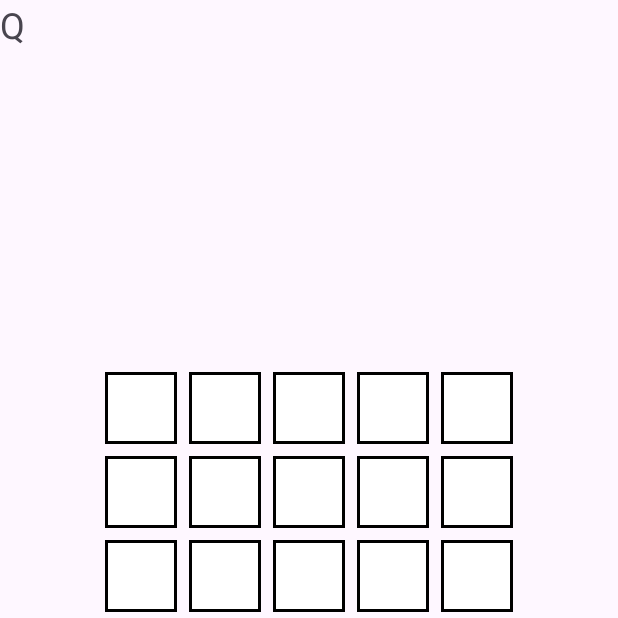
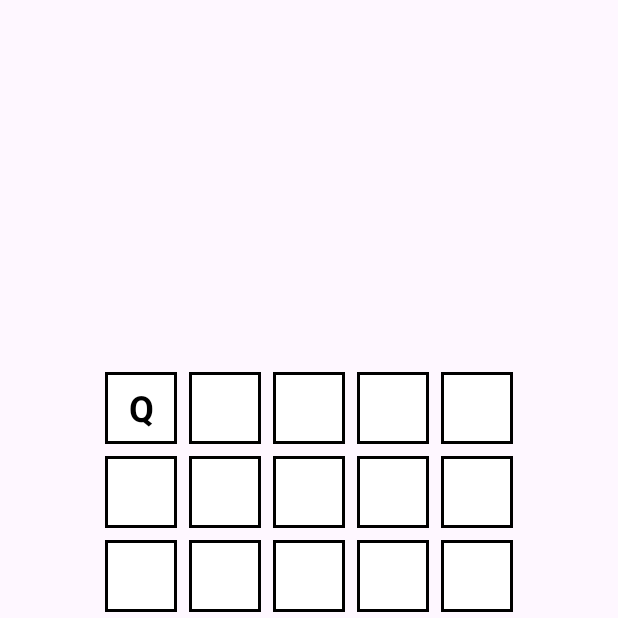
Before and after one commit to YaliMeron/Project, an Android app: the screen it shows after launch (MainActivity), after a tap on an icon or button, on a phone screen of 412 x 824 dp, the top half of it. Run offline under Robolectric (Android 15) with nearby library versions, the phone set to English and light mode, and no system bars.

Commit message:
with java

```diff
--- a/app/src/main/java/com/example/first/MainActivity.java
+++ b/app/src/main/java/com/example/first/MainActivity.java
@@ -1,69 +1,111 @@
 package com.example.first;
 
+import android.graphics.Color;
 import android.os.Bundle;
 import android.widget.Button;
 import android.widget.TextView;
+import android.widget.Toast;
+
 import androidx.appcompat.app.AppCompatActivity;
 
 public class MainActivity extends AppCompatActivity {
-    private TextView inputTextView;
-    private StringBuilder currentInput = new StringBuilder();
-    private static final int MAX_WORD_LENGTH = 5;
+    private final String ANSWER = "WATER";
+    private StringBuilder currentGuess = new StringBuilder();
+    private int row = 0;
+    private TextView[][] grid = new TextView[6][5];
+    private Button[] keyboardButtons = new Button[26];
 
     @Override
     protected void onCreate(Bundle savedInstanceState) {
         super.onCreate(savedInstanceState);
-        setContentView(R.layout.activity_main); // Make sure your XML file matches this
+        setContentView(R.layout.activity_main);
 
-        inputTextView = findViewById(R.id.wordInput);
-        setupKeyboard();
+        initializeGrid();
+        initializeKeyboard();
     }
 
-    private void setupKeyboard() {
-        String letters = "ABCDEFGHIJKLMNOPQRSTUVWXYZ";
-
-        for (char letter : letters.toCharArray()) {
-            int buttonId = getResources().getIdentifier("btn" + letter, "id", getPackageName());
-            if (buttonId != 0) {
-                Button button = findViewById(buttonId);
-                if (button != null) {
-                    button.setOnClickListener(v -> onLetterClick(letter));
+    private void initializeGrid() {
+        for (int r = 0; r < 6; r++) {
+            for (int c = 0; c < 5; c++) {
+                String tileId = "tile_" + r + c;
+                int resId = getResources().getIdentifier(tileId, "id", getPackageName());
+                grid[r][c] = findViewById(resId);
             }
         }
     }
 
-        findViewById(R.id.btnEnter).setOnClickListener(v -> onEnterClick());
-        findViewById(R.id.btnBackspace).setOnClickListener(v -> onBackspaceClick());
+    private void initializeKeyboard() {
+        String keys = "QWERTYUIOPASDFGHJKLZXCVBNM";
+        for (int i = 0; i < keys.length(); i++) {
+            String buttonId = "btn" + keys.charAt(i);
+            int resId = getResources().getIdentifier(buttonId, "id", getPackageName());
+            keyboardButtons[i] = findViewById(resId);
+            final int index = i;
+            keyboardButtons[i].setOnClickListener(v -> addLetter(keys.charAt(index)));
         }
 
-    private void onLetterClick(char letter) {
-        if (currentInput.length() < MAX_WORD_LENGTH) {
-            currentInput.append(letter);
-            updateDisplay();
+        findViewById(R.id.btnEnter).setOnClickListener(v -> checkWord());
+        findViewById(R.id.btnBackspace).setOnClickListener(v -> removeLetter());
+    }
+
+    private void addLetter(char letter) {
+        if (currentGuess.length() < 5) {
+            int col = currentGuess.length();
+            grid[row][col].setText(String.valueOf(letter));
+            currentGuess.append(letter);
         }
     }
 
-    private void onBackspaceClick() {
-        if (currentInput.length() > 0) {
-            currentInput.deleteCharAt(currentInput.length() - 1);
-            updateDisplay();
+    private void removeLetter() {
+        if (currentGuess.length() > 0) {
+            int col = currentGuess.length() - 1;
+            grid[row][col].setText("");
+            currentGuess.deleteCharAt(col);
         }
     }
 
-    private void onEnterClick() {
-        if (currentInput.length() == MAX_WORD_LENGTH) {
-            // Handle word submission logic
-            validateWord(currentInput.toString());
-            currentInput.setLength(0);
-            updateDisplay();
+    private void checkWord() {
+        if (currentGuess.length() < 5) {
+            Toast.makeText(this, "Enter a 5-letter word", Toast.LENGTH_SHORT).show();
+            return;
+        }
+
+        String guess = currentGuess.toString();
+        boolean[] correct = new boolean[5];
+
+        for (int i = 0; i < 5; i++) {
+            if (guess.charAt(i) == ANSWER.charAt(i)) {
+                grid[row][i].setBackgroundColor(Color.GREEN);
+                correct[i] = true;
             }
         }
 
-    private void updateDisplay() {
-        inputTextView.setText(currentInput.toString());
+        for (int i = 0; i < 5; i++) {
+            if (!correct[i] && ANSWER.contains(String.valueOf(guess.charAt(i)))) {
+                grid[row][i].setBackgroundColor(Color.YELLOW);
+            } else if (!correct[i]) {
+                grid[row][i].setBackgroundColor(Color.GRAY);
+                disableButton(guess.charAt(i));
+            }
         }
 
-    private void validateWord(String word) {
-        // Implement your Wordle logic here (e.g., checking against a word list)
+        if (guess.equals(ANSWER)) {
+            Toast.makeText(this, "You guessed it!", Toast.LENGTH_LONG).show();
+        } else if (row < 5) {
+            row++;
+            currentGuess.setLength(0);
+        } else {
+            Toast.makeText(this, "Game Over!", Toast.LENGTH_LONG).show();
         }
     }
+
+    private void disableButton(char letter) {
+        for (Button button : keyboardButtons) {
+            if (button.getText().toString().equals(String.valueOf(letter))) {
+                button.setEnabled(false);
+                button.setBackgroundColor(Color.DKGRAY);
+                break;
+            }
+        }
+    }
+}
--- a/app/src/main/res/layout/activity_main.xml
+++ b/app/src/main/res/layout/activity_main.xml
@@ -4,13 +4,7 @@
     android:layout_height="match_parent">
 
 
-    <TextView
-        android:id="@+id/wordInput"
-        android:layout_width="wrap_content"
-        android:layout_height="wrap_content"
-        android:gravity="center"
-        android:text=""
-        android:textSize="24sp" />
+
 
     <LinearLayout
         android:id="@+id/keyboardLayout"
```
Lines whose indentation alone changed are shown as unchanged.
